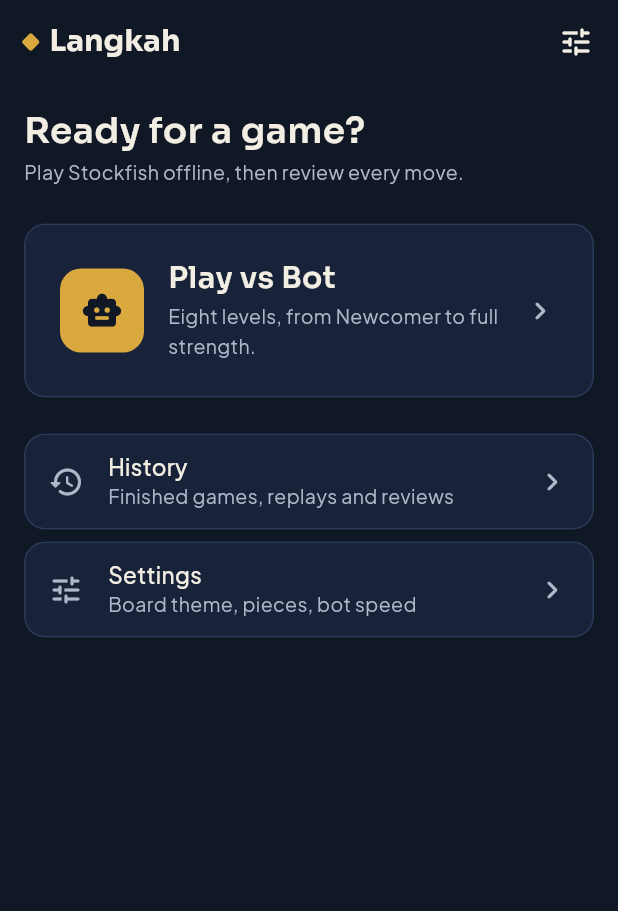
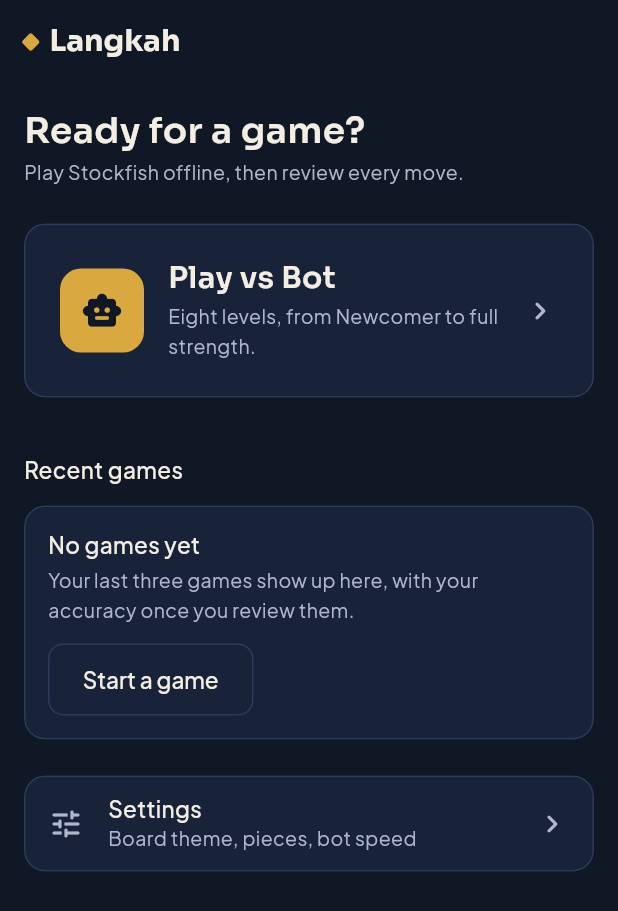
Before and after one commit to Syafiyyy/langkah-chess, a Flutter app: the screen it shows after launch, on a phone screen of 412 x 824 dp. Shown: the top 911 px of the screen. Run offline on Flutter 3.47's test engine with Material 3 defaults, Android fonts, the phone set to English and light mode, and no system bars; our stand-ins replace fl_chart, flutter_animate, flutter_riverpod, go_router, share_plus, sqflite; missing offline and left inert: chessground, dartchess, multistockfish; accounts and stored records are empty.

Commit message:
feat(home): recent games and stats; one settings entry point
- Recent games (last 3: level, W/L/D badge, accuracy if reviewed, date;
  tap opens the replay) with a first-use empty state that starts a game
- Slim stats row: games played, wins, best reviewed accuracy
- historyRevisionProvider bumped when a game is saved or a review is
  cached, so Home and History refresh
- Settings icon removed from the Home app bar (the card stays)
- Tests share MemoryAnalysis via the harness

Co-Authored-By: Claude Opus 5.5 <noreply@anthropic.com>

```diff
--- /dev/null
+++ b/lib/features/home/application/home_summary.dart
@@ -0,0 +1,75 @@
+import 'package:flutter_riverpod/flutter_riverpod.dart';
+
+import '../../history/application/history_providers.dart';
+import '../../history/data/history_repository.dart';
+import '../../history/domain/finished_game.dart';
+import '../../play_ai/application/play_ai_providers.dart';
+import '../../review/application/review_notifier.dart';
+import '../../review/data/analysis_repository.dart';
+import '../../review/domain/game_line.dart';
+import '../../review/domain/move_review.dart';
+
+/// A recent game and, if it has been reviewed, the player's accuracy.
+class RecentGame {
+  const RecentGame(this.game, this.accuracy);
+
+  final FinishedGame game;
+  final double? accuracy;
+}
+
+/// What Home shows below the main actions.
+class HomeSummary {
+  const HomeSummary({
+    required this.recent,
+    required this.played,
+    required this.wins,
+    required this.bestAccuracy,
+  });
+
+  /// Up to three newest games.
+  final List<RecentGame> recent;
+  final int played;
+  final int wins;
+
+  /// Best player accuracy among reviewed games; null if none reviewed.
+  final double? bestAccuracy;
+}
+
+/// Builds the Home summary from local history and cached reviews.
+Future<HomeSummary> loadHomeSummary(
+  HistoryRepository history,
+  AnalysisRepository analysis,
+) async {
+  final games = await history.list();
+  final accuracies = <String, double>{};
+  for (final game in games) {
+    final evals = await analysis.load(game.id, reviewAnalysisKey);
+    if (evals == null) continue;
+    final line = GameLine.fromPgn(game.pgn);
+    if (evals.length != line.positions.length) continue;
+    final reviews = reviewGame(
+      positions: line.positions,
+      moves: line.moves,
+      evals: evals,
+    );
+    final accuracy = summarise(reviews, game.playerSide).accuracy;
+    if (accuracy != null) accuracies[game.id] = accuracy;
+  }
+  return HomeSummary(
+    recent: [for (final g in games.take(3)) RecentGame(g, accuracies[g.id])],
+    played: games.length,
+    wins: games.where((g) => g.playerResult == PlayerResult.win).length,
+    bestAccuracy: accuracies.isEmpty
+        ? null
+        : accuracies.values.reduce((a, b) => a > b ? a : b),
+  );
+}
+
+/// Home's summary; recomputed when history or a review changes.
+final homeSummaryProvider = FutureProvider.autoDispose<HomeSummary>((ref) {
+  ref.watch(historyRevisionProvider);
+  return loadHomeSummary(
+    ref.watch(historyRepositoryProvider),
+    ref.watch(analysisRepositoryProvider),
+  );
+});
--- a/lib/features/home/presentation/home_screen.dart
+++ b/lib/features/home/presentation/home_screen.dart
@@ -11,8 +11,9 @@ import '../../../shared/widgets/wordmark.dart';
 import '../../play_ai/application/play_ai_notifier.dart';
 import '../../play_ai/application/play_ai_providers.dart';
 import '../../play_ai/presentation/start_game_flow.dart';
+import 'recent_games.dart';
 
-/// Start screen: play the bot, resume a saved game, history, settings.
+/// Start screen: play the bot, resume a saved game, recent games, settings.
 class HomeScreen extends ConsumerWidget {
   const HomeScreen({super.key});
 
@@ -25,17 +26,7 @@ class HomeScreen extends ConsumerWidget {
   Widget build(BuildContext context, WidgetRef ref) {
     final hasSaved = ref.watch(savedGameProvider).value ?? false;
     return Scaffold(
-      appBar: AppBar(
-        title: const Wordmark(),
-        actions: [
-          IconButton(
-            tooltip: 'Settings',
-            onPressed: () => context.push('/settings'),
-            icon: const Icon(Icons.tune_rounded),
-          ),
-          const SizedBox(width: AppSpacing.xs),
-        ],
-      ),
+      appBar: AppBar(title: const Wordmark()),
       body: SafeArea(
         child: ListView(
           padding: const EdgeInsets.fromLTRB(
@@ -58,13 +49,8 @@ class HomeScreen extends ConsumerWidget {
             ],
             _PlayCard(onTap: () => startGameFlow(context, ref)),
             const SizedBox(height: AppSpacing.xl),
-            _LinkRow(
-              icon: Icons.history_rounded,
-              title: 'History',
-              subtitle: 'Finished games, replays and reviews',
-              onTap: () => context.push('/history'),
-            ),
-            const SizedBox(height: AppSpacing.sm),
+            const RecentGames(),
+            const SizedBox(height: AppSpacing.xl),
             _LinkRow(
               icon: Icons.tune_rounded,
               title: 'Settings',
--- /dev/null
+++ b/lib/features/home/presentation/recent_games.dart
@@ -0,0 +1,168 @@
+import 'package:flutter/material.dart';
+import 'package:flutter_riverpod/flutter_riverpod.dart';
+import 'package:go_router/go_router.dart';
+
+import '../../../app/theme/app_colors.dart';
+import '../../../app/theme/app_spacing.dart';
+import '../../../app/theme/app_type.dart';
+import '../../../shared/widgets/section_card.dart';
+import '../../history/presentation/result_badge.dart';
+import '../../play_ai/domain/bot_level.dart';
+import '../../play_ai/presentation/start_game_flow.dart';
+import '../application/home_summary.dart';
+
+/// Home's lower half: a slim stats row and the last three games.
+class RecentGames extends ConsumerWidget {
+  const RecentGames({super.key});
+
+  @override
+  Widget build(BuildContext context, WidgetRef ref) {
+    final summary = ref.watch(homeSummaryProvider).value;
+    // Loading/error: keep the space quiet rather than flash an empty state.
+    if (summary == null) return const SizedBox.shrink();
+    return Column(
+      crossAxisAlignment: CrossAxisAlignment.stretch,
+      children: [
+        SizedBox(
+          height: 48,
+          child: Row(
+            children: [
+              const Expanded(child: Text('Recent games', style: AppType.label)),
+              if (summary.played > 0)
+                TextButton(
+                  onPressed: () => context.push('/history'),
+                  child: const Text('View all'),
+                ),
+            ],
+          ),
+        ),
+        if (summary.played == 0)
+          const _Empty()
+        else ...[
+          _Stats(summary),
+          const SizedBox(height: AppSpacing.sm),
+          SectionCard(
+            padding: EdgeInsets.zero,
+            child: Column(
+              children: [
+                for (var i = 0; i < summary.recent.length; i++) ...[
+                  if (i > 0) const Divider(height: 1, color: AppColors.border),
+                  _RecentTile(summary.recent[i]),
+                ],
+              ],
+            ),
+          ),
+        ],
+      ],
+    );
+  }
+}
+
+String _percent(double v) => '${v.round()}%';
+
+/// Games played · wins · best accuracy, as three quiet cells.
+class _Stats extends StatelessWidget {
+  const _Stats(this.summary);
+
+  final HomeSummary summary;
+
+  @override
+  Widget build(BuildContext context) {
+    final best = summary.bestAccuracy;
+    return SectionCard(
+      padding: const EdgeInsets.symmetric(vertical: AppSpacing.md),
+      child: IntrinsicHeight(
+        child: Row(
+          children: [
+            _Stat(value: '${summary.played}', label: 'Games'),
+            const VerticalDivider(width: 1, color: AppColors.border),
+            _Stat(value: '${summary.wins}', label: 'Wins'),
+            const VerticalDivider(width: 1, color: AppColors.border),
+            _Stat(
+              value: best == null ? '–' : _percent(best),
+              label: 'Best accuracy',
+            ),
+          ],
+        ),
+      ),
+    );
+  }
+}
+
+class _Stat extends StatelessWidget {
+  const _Stat({required this.value, required this.label});
+
+  final String value;
+  final String label;
+
+  @override
+  Widget build(BuildContext context) {
+    return Expanded(
+      child: Column(
+        children: [
+          Text(value, style: AppType.heading),
+          Text(label, style: AppType.meta),
+        ],
+      ),
+    );
+  }
+}
+
+class _RecentTile extends StatelessWidget {
+  const _RecentTile(this.recent);
+
+  final RecentGame recent;
+
+  @override
+  Widget build(BuildContext context) {
+    final game = recent.game;
+    final accuracy = recent.accuracy;
+    final date = MaterialLocalizations.of(context)
+        .formatShortDate(game.endedAt.toLocal());
+    return ListTile(
+      key: ValueKey('recent-${game.id}'),
+      leading: ResultBadge(game.playerResult),
+      title: Text(BotLevel.of(game.botLevel).label, style: AppType.label),
+      subtitle: Text(
+        [
+          if (accuracy != null) '${_percent(accuracy)} accuracy',
+          date,
+        ].join(' · '),
+        style: AppType.secondary,
+      ),
+      trailing: const Icon(
+        Icons.chevron_right_rounded,
+        color: AppColors.textMuted,
+      ),
+      onTap: () => context.push('/history/${game.id}'),
+    );
+  }
+}
+
+/// First use: what will show here, and a way to start.
+class _Empty extends ConsumerWidget {
+  const _Empty();
+
+  @override
+  Widget build(BuildContext context, WidgetRef ref) {
+    return SectionCard(
+      child: Column(
+        crossAxisAlignment: CrossAxisAlignment.start,
+        children: [
+          const Text('No games yet', style: AppType.label),
+          const SizedBox(height: AppSpacing.xs),
+          const Text(
+            'Your last three games show up here, with your accuracy once '
+            'you review them.',
+            style: AppType.secondary,
+          ),
+          const SizedBox(height: AppSpacing.md),
+          OutlinedButton(
+            onPressed: () => startGameFlow(context, ref),
+            child: const Text('Start a game'),
+          ),
+        ],
+      ),
+    );
+  }
+}
--- a/lib/features/play_ai/application/game_persistence.dart
+++ b/lib/features/play_ai/application/game_persistence.dart
@@ -3,6 +3,7 @@ import 'dart:async';
 import 'package:flutter/foundation.dart';
 import 'package:flutter_riverpod/flutter_riverpod.dart';
 
+import '../../history/application/history_providers.dart';
 import '../../history/domain/finished_game.dart';
 import '../domain/game_state.dart';
 import 'play_ai_providers.dart';
@@ -39,6 +40,7 @@ class GamePersistence {
           .save(FinishedGame.fromState(game))
           .then((_) => store.clearGame())
           .then((_) => _refreshResumeBanner())
+          .then((_) => _bumpHistory())
           .catchError((Object e) => debugPrint('[play_ai] save failed: $e')),
     );
   }
@@ -53,6 +55,10 @@ class GamePersistence {
     _refreshResumeBanner();
   }
 
+  void _bumpHistory() {
+    if (_ref.mounted) _ref.read(historyRevisionProvider.notifier).bump();
+  }
+
   void _refreshResumeBanner() {
     if (_ref.mounted) _ref.invalidate(savedGameProvider);
   }
--- a/lib/features/review/application/review_notifier.dart
+++ b/lib/features/review/application/review_notifier.dart
@@ -4,6 +4,7 @@ import 'package:flutter/foundation.dart';
 import 'package:flutter_riverpod/flutter_riverpod.dart';
 
 import '../../../core/engine/engine_provider.dart';
+import '../../history/application/history_providers.dart';
 import '../../play_ai/application/play_ai_providers.dart';
 import '../data/analysis_repository.dart';
 import '../domain/game_line.dart';
@@ -133,6 +134,11 @@ class ReviewNotifier extends Notifier<ReviewState> {
               ref
                   .read(analysisRepositoryProvider)
                   .save(gameId, reviewAnalysisKey, all)
+                  .then((_) {
+                    if (ref.mounted) {
+                      ref.read(historyRevisionProvider.notifier).bump();
+                    }
+                  })
                   .catchError((Object e) => debugPrint('[review] cache: $e')),
             );
           },
```
Also changed, not shown: lib/features/history/application/history_providers.dart (+17 -4 lines), lib/features/history/presentation/history_screen.dart (+2 -17 lines), lib/features/history/presentation/result_badge.dart (added, +37 -0 lines), 10 other files.
